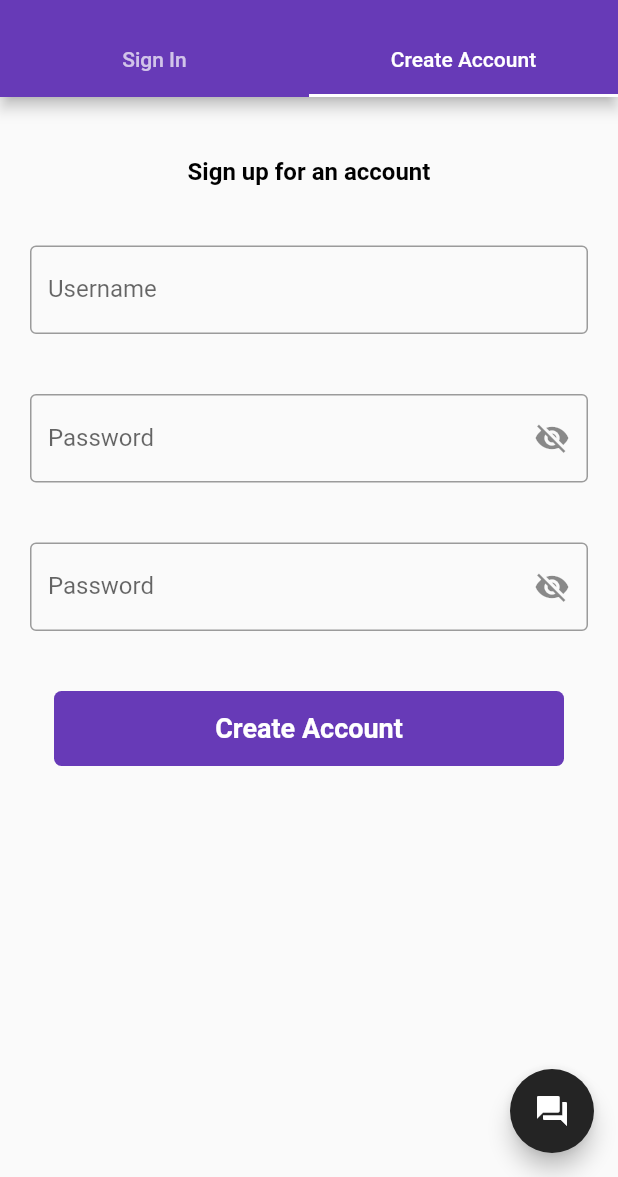
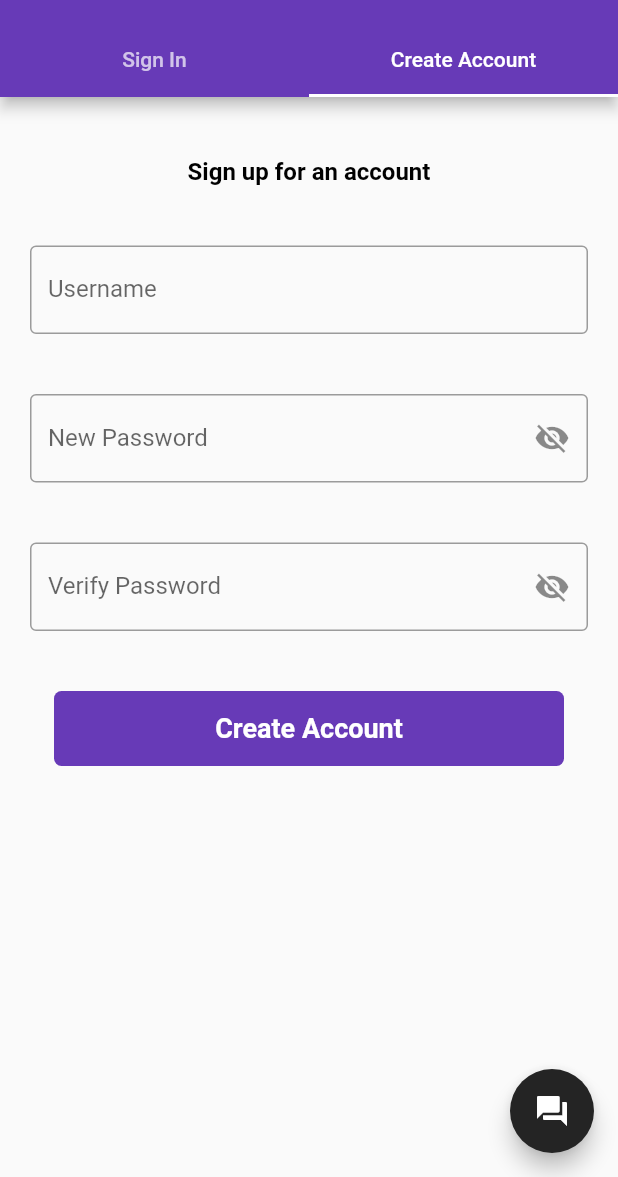
Before and after one commit to joshcalafell/wordsleuth-flutter, a Flutter app: the screen it shows after launch, tab 2 chosen, on a phone screen of 412 x 824 dp, the part 59-1236 px from its top. Run offline on Flutter 3.47's test engine with Material 2 defaults, Android fonts, the phone set to English and light mode, and no system bars; missing offline and left inert: amplify_auth_cognito, amplify_flutter.

Commit message:
Form labels and hints

```diff
--- a/lib/main.dart
+++ b/lib/main.dart
@@ -192,7 +192,7 @@ class _MyHomePageState extends State<MyHomePage> {
                               },
                               decoration: const InputDecoration(
                                   border: OutlineInputBorder(),
-                                  hintText: 'Enter Username',
+                                  hintText: 'Username',
                                   labelText: 'Username'),
                             ),
                           ),
@@ -212,7 +212,7 @@ class _MyHomePageState extends State<MyHomePage> {
                                           ? Icons.visibility
                                           : Icons.visibility_off),
                                       onPressed: _togglePasswordVisible),
-                                  hintText: 'Enter Password',
+                                  hintText: 'Password',
                                   labelText: 'Password'),
                             ),
                           ),
@@ -293,7 +293,7 @@ class _MyHomePageState extends State<MyHomePage> {
                               },
                               decoration: InputDecoration(
                                   border: OutlineInputBorder(),
-                                  hintText: 'Enter Userame',
+                                  hintText: 'Userame',
                                   labelText: 'Username'),
                             ),
                           ),
@@ -314,8 +314,8 @@ class _MyHomePageState extends State<MyHomePage> {
                                           ? Icons.visibility
                                           : Icons.visibility_off),
                                       onPressed: _togglePasswordVisible),
-                                  hintText: 'Choose Password',
-                                  labelText: 'Password'),
+                                  hintText: 'New Password',
+                                  labelText: 'New Password'),
                             ),
                           ),
                           Padding(
@@ -335,8 +335,8 @@ class _MyHomePageState extends State<MyHomePage> {
                                           ? Icons.visibility
                                           : Icons.visibility_off),
                                       onPressed: _togglePasswordVisible),
-                                  hintText: 'Confirm Password',
-                                  labelText: 'Password'),
+                                  hintText: 'Password',
+                                  labelText: 'Verify Password'),
                             ),
                           ),
                           const Padding(
```
